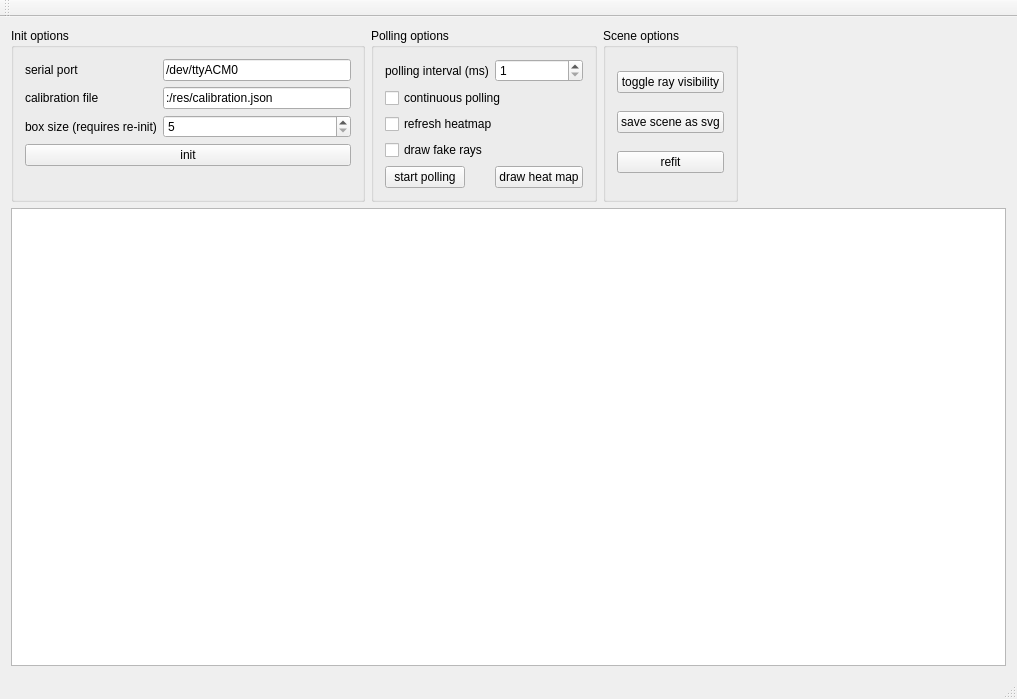
Before: the Qt Designer form RayDisplayWindow.ui in janisozaur/mgr_rd2, drawn with Qt 5.
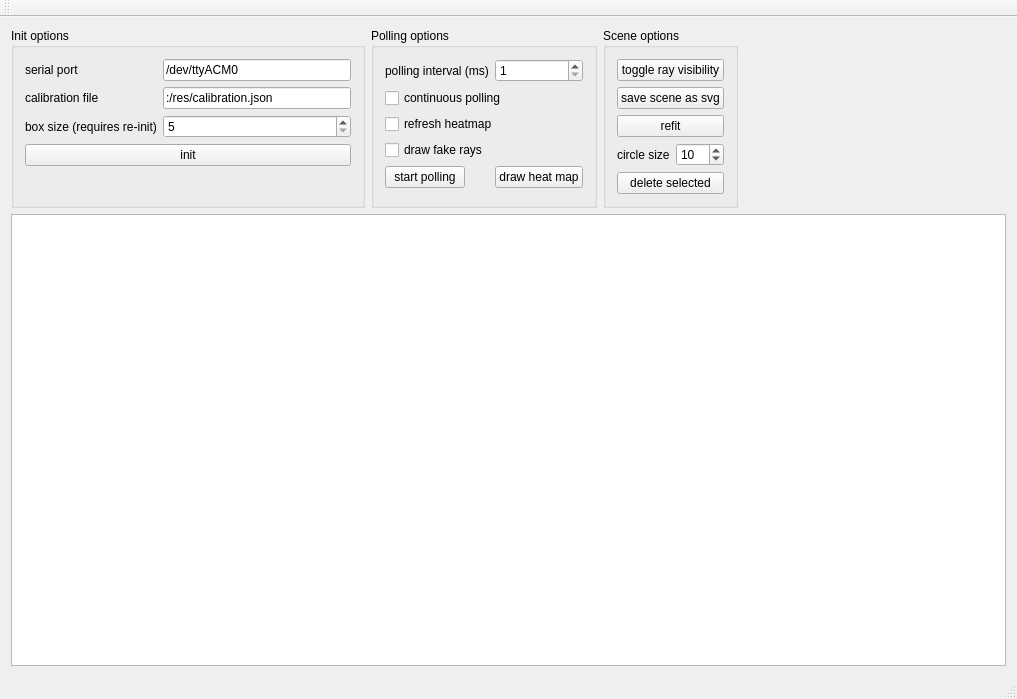
After: the same form once the commit is applied.

```diff
--- a/RayDisplayWindow.ui
+++ b/RayDisplayWindow.ui
@@ -165,28 +165,52 @@
         <property name="title">
          <string>Scene options</string>
         </property>
-        <layout class="QVBoxLayout" name="verticalLayout">
-         <item>
+        <layout class="QFormLayout" name="formLayout_3">
+         <item row="0" column="0" colspan="2">
           <widget class="QPushButton" name="toggleRayVisiblityPushButton">
            <property name="text">
             <string>toggle ray visibility</string>
            </property>
           </widget>
          </item>
-         <item>
-          <widget class="QPushButton" name="saveSceneSvgPushButton">
-           <property name="text">
-            <string>save scene as svg</string>
-           </property>
-          </widget>
-         </item>
-         <item>
+         <item row="2" column="0" colspan="2">
           <widget class="QPushButton" name="refitPushButton">
            <property name="text">
             <string>refit</string>
            </property>
           </widget>
          </item>
+         <item row="1" column="0" colspan="2">
+          <widget class="QPushButton" name="saveSceneSvgPushButton">
+           <property name="text">
+            <string>save scene as svg</string>
+           </property>
+          </widget>
+         </item>
+         <item row="3" column="0">
+          <widget class="QLabel" name="label_5">
+           <property name="text">
+            <string>circle size</string>
+           </property>
+          </widget>
+         </item>
+         <item row="3" column="1">
+          <widget class="QSpinBox" name="circleSizeSpinBox">
+           <property name="minimum">
+            <number>2</number>
+           </property>
+           <property name="value">
+            <number>10</number>
+           </property>
+          </widget>
+         </item>
+         <item row="4" column="0" colspan="2">
+          <widget class="QPushButton" name="deleteCirclePushButton">
+           <property name="text">
+            <string>delete selected</string>
+           </property>
+          </widget>
+         </item>
         </layout>
        </widget>
       </item>
```
